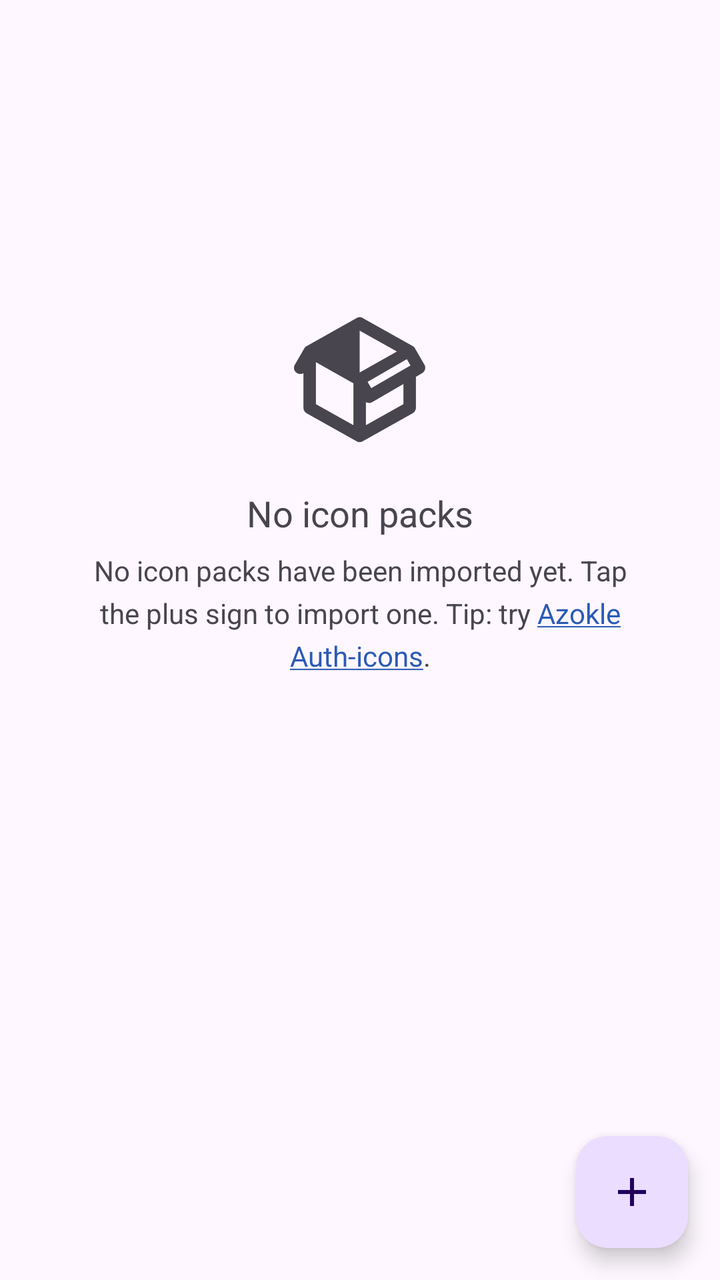
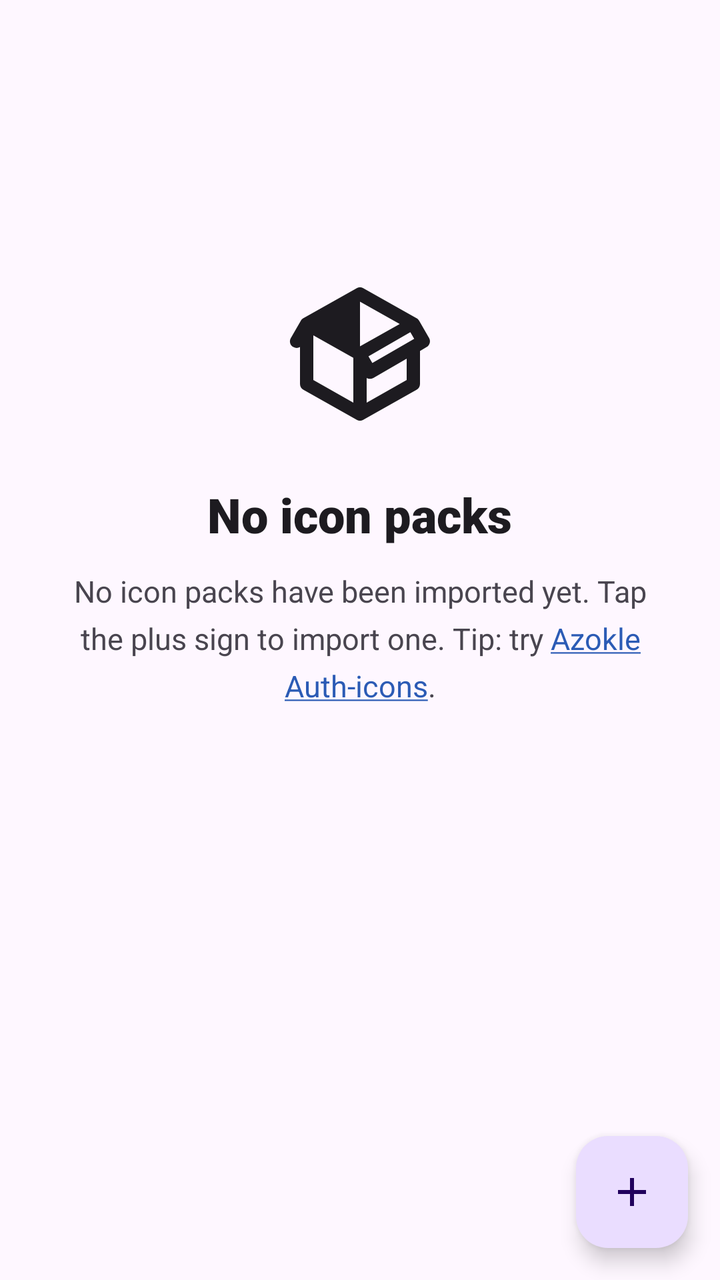

The first picture is an Android layout as it rendered before a commit; the second is the same layout after the commit. The layout source and the unified diff follow.
<!-- AndroidManifest.xml: application theme Theme.AzokleAuth.Launch -->
<!-- res/layout/fragment_icon_packs.xml -->
<?xml version="1.0" encoding="utf-8"?>
<androidx.coordinatorlayout.widget.CoordinatorLayout xmlns:android="http://schemas.android.com/apk/res/android"
    xmlns:app="http://schemas.android.com/apk/res-auto"
    android:layout_width="match_parent"
    android:layout_height="match_parent">

    <LinearLayout
        android:layout_width="match_parent"
        android:layout_height="match_parent"
        android:gravity="center|fill_vertical"
        android:id="@+id/vEmptyList"
        android:orientation="vertical">

        <LinearLayout
            android:layout_width="match_parent"
            android:layout_height="match_parent"
            android:layout_weight="1"
            android:gravity="center"
            android:orientation="vertical"
            android:paddingBottom="150dp">

            <ImageView
                android:id="@+id/imageView"
                android:layout_width="75dp"
                android:layout_height="75dp"
                android:src="@drawable/ic_outline_package_variant_24" />

            <TextView
                android:layout_width="wrap_content"
                android:layout_height="wrap_content"
                android:text="@string/no_icon_packs_title"
                android:paddingTop="17dp"
                android:textSize="18sp" />

            <TextView
                android:id="@+id/txt_no_icon_packs"
                android:layout_width="300dp"
                android:layout_height="wrap_content"
                android:lineSpacingExtra="5dp"
                android:paddingTop="7dp"
                android:text="@string/no_icon_packs"
                android:textAlignment="center" />
        </LinearLayout>

    </LinearLayout>

    <androidx.recyclerview.widget.RecyclerView
        android:id="@+id/list_icon_packs"
        android:layout_width="match_parent"
        android:layout_height="match_parent"
        app:layout_behavior="com.google.android.material.appbar.AppBarLayout$ScrollingViewBehavior" />

    <com.google.android.material.floatingactionbutton.FloatingActionButton
        android:id="@+id/fab"
        android:layout_width="wrap_content"
        android:layout_height="wrap_content"
        android:layout_gravity="bottom|end"
        android:layout_margin="@dimen/fab_margin"
        android:src="@drawable/ic_outline_add_24">
    </com.google.android.material.floatingactionbutton.FloatingActionButton>

</androidx.coordinatorlayout.widget.CoordinatorLayout>
<!-- resources referenced by this layout -->
<resources>
  <dimen name="fab_margin">16dp</dimen>
  <!-- drawable ic_outline_add_24 (drawable) -->
  <vector xmlns:android="http://schemas.android.com/apk/res/android"
      android:width="24dp"
      android:height="24dp"
      android:tint="?attr/colorControlNormal"
      android:viewportWidth="960"
      android:viewportHeight="960">
      <path
          android:fillColor="@android:color/white"
          android:pathData="M440,520L200,520L200,440L440,440L440,200L520,200L520,440L760,440L760,520L520,520L520,760L440,760L440,520Z" />
  </vector>
  <!-- drawable ic_outline_package_variant_24 (drawable) -->
  <vector xmlns:android="http://schemas.android.com/apk/res/android"
      android:width="24dp"
      android:height="24dp"
      android:viewportWidth="24"
      android:viewportHeight="24"
      android:tint="?attr/colorControlNormal">
      <path
          android:fillColor="#000"
          android:pathData="M2,10.96C1.5,10.68 1.35,10.07 1.63,9.59L3.13,7C3.24,6.8 3.41,6.66 3.6,6.58L11.43,2.18C11.59,2.06 11.79,2 12,2C12.21,2 12.41,2.06 12.57,2.18L20.47,6.62C20.66,6.72 20.82,6.88 20.91,7.08L22.36,9.6C22.64,10.08 22.47,10.69 22,10.96L21,11.54V16.5C21,16.88 20.79,17.21 20.47,17.38L12.57,21.82C12.41,21.94 12.21,22 12,22C11.79,22 11.59,21.94 11.43,21.82L3.53,17.38C3.21,17.21 3,16.88 3,16.5V10.96C2.7,11.13 2.32,11.14 2,10.96M12,4.15V4.15L12,10.85V10.85L17.96,7.5L12,4.15M5,15.91L11,19.29V12.58L5,9.21V15.91M19,15.91V12.69L14,15.59C13.67,15.77 13.3,15.76 13,15.6V19.29L19,15.91M13.85,13.36L20.13,9.73L19.55,8.72L13.27,12.35L13.85,13.36Z" />
  </vector>
  <string name="no_icon_packs">No icon packs have been imported yet. Tap the plus sign to import one. Tip: try <a href="https://azokle.com/azokleauth-icons/">Azokle Auth-icons</a>.</string>
  <string name="no_icon_packs_title">No icon packs</string>
  <style name="Theme.AzokleAuth.Launch" parent="Theme.Material3.DayNight.NoActionBar">
          
          <item name="colorPrimary">@color/md_theme_light_primary</item>
          <item name="android:windowDrawsSystemBarBackgrounds">true</item>
          <item name="android:statusBarColor">@android:color/transparent</item>
      </style>
  <color name="md_theme_light_primary">#2b5bb5</color>
</resources>

<!-- the commit's change to res/layout/fragment_icon_packs.xml (unified diff, before → after) -->
@@ -21,25 +21,30 @@
 
             <ImageView
                 android:id="@+id/imageView"
-                android:layout_width="75dp"
-                android:layout_height="75dp"
+                android:layout_width="80dp"
+                android:layout_height="80dp"
+                app:tint="?attr/colorOnBackground"
                 android:src="@drawable/ic_outline_package_variant_24" />
 
             <TextView
                 android:layout_width="wrap_content"
                 android:layout_height="wrap_content"
                 android:text="@string/no_icon_packs_title"
-                android:paddingTop="17dp"
-                android:textSize="18sp" />
+                android:paddingTop="24dp"
+                android:fontFamily="sans-serif-black"
+                android:textColor="?attr/colorOnBackground"
+                android:textSize="24sp" />
 
             <TextView
                 android:id="@+id/txt_no_icon_packs"
-                android:layout_width="300dp"
+                android:layout_width="320dp"
                 android:layout_height="wrap_content"
-                android:lineSpacingExtra="5dp"
-                android:paddingTop="7dp"
+                android:lineSpacingExtra="6dp"
+                android:paddingTop="12dp"
+                android:textColor="?attr/colorOnSurfaceVariant"
                 android:text="@string/no_icon_packs"
-                android:textAlignment="center" />
+                android:textAlignment="center"
+                android:textSize="15sp"/>
         </LinearLayout>
 
     </LinearLayout>
